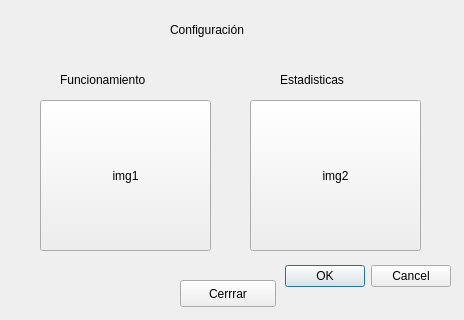
Old version of the form JcNewsProject/configuration.ui in the repository dev1d123/JcNews.
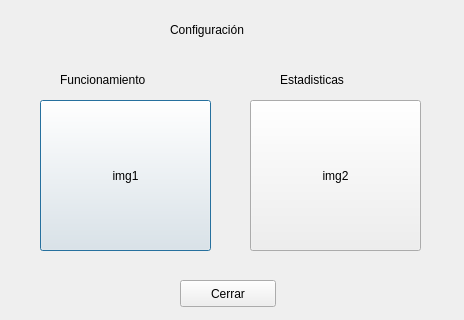
New version of the form.

The edit to the form file:
```diff
--- a/JcNewsProject/configuration.ui
+++ b/JcNewsProject/configuration.ui
@@ -13,22 +13,6 @@
   <property name="windowTitle">
    <string>Dialog</string>
   </property>
-  <widget class="QDialogButtonBox" name="buttonBox">
-   <property name="geometry">
-    <rect>
-     <x>280</x>
-     <y>260</y>
-     <width>171</width>
-     <height>32</height>
-    </rect>
-   </property>
-   <property name="orientation">
-    <enum>Qt::Orientation::Horizontal</enum>
-   </property>
-   <property name="standardButtons">
-    <set>QDialogButtonBox::StandardButton::Cancel|QDialogButtonBox::StandardButton::Ok</set>
-   </property>
-  </widget>
   <widget class="QPushButton" name="funcionamientoButton">
    <property name="geometry">
     <rect>
@@ -104,7 +88,7 @@
     </rect>
    </property>
    <property name="text">
-    <string>Cerrrar</string>
+    <string>Cerrar</string>
    </property>
   </widget>
  </widget>
```
Left out of the diff: 35 changed lines with no effect on the pictures.
